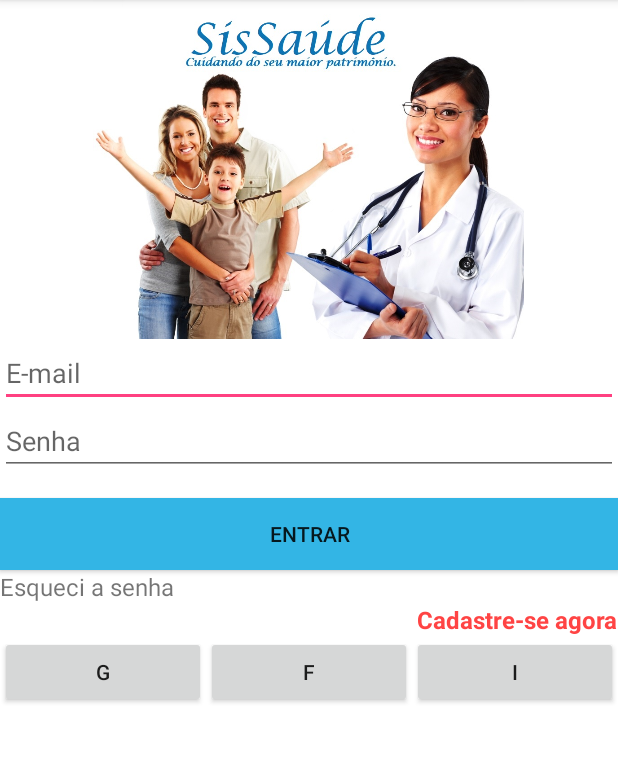
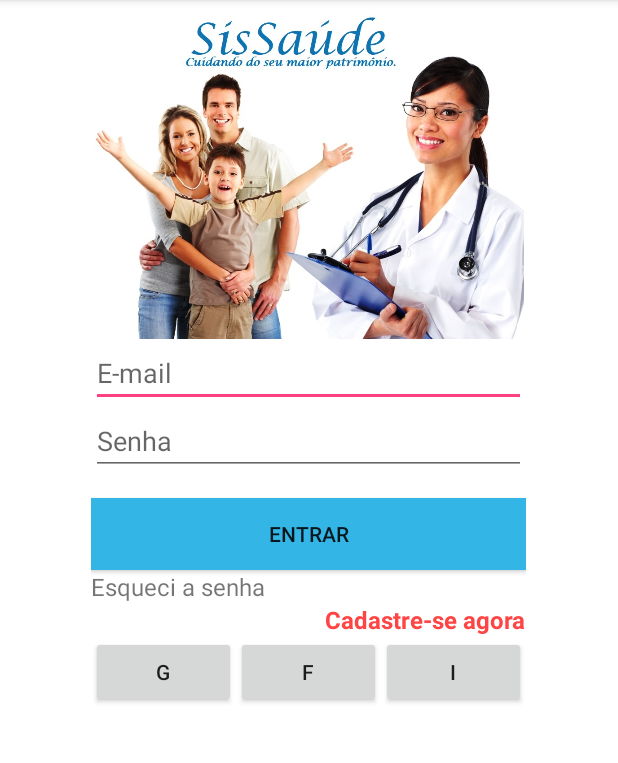
Before and after one commit to pauloweneson/sisSaude, an Android app: the screen it shows after launch (MainActivity), on a phone screen of 412 x 824 dp, the part 84-847 px from its top. Run offline under Robolectric (Android 15) with nearby library versions, the phone set to English and light mode, and no system bars; our stand-ins replace Firebase (no records; nobody signed in at launch, a user with empty details on screens opened directly).

Commit message:
Commit inicial

```diff
--- a/app/src/main/res/layout/activity_main.xml
+++ b/app/src/main/res/layout/activity_main.xml
@@ -17,7 +17,7 @@
         app:srcCompat="@mipmap/imagem" />
 
     <LinearLayout
-        android:layout_width="match_parent"
+        android:layout_width="290dp"
         android:layout_height="wrap_content"
         android:layout_gravity="center_horizontal"
         android:layout_weight="0.64"
```
Also changed, not shown: app/src/main/java/com/wps/guiamedico/MainActivity.java (+3 -4 lines).
